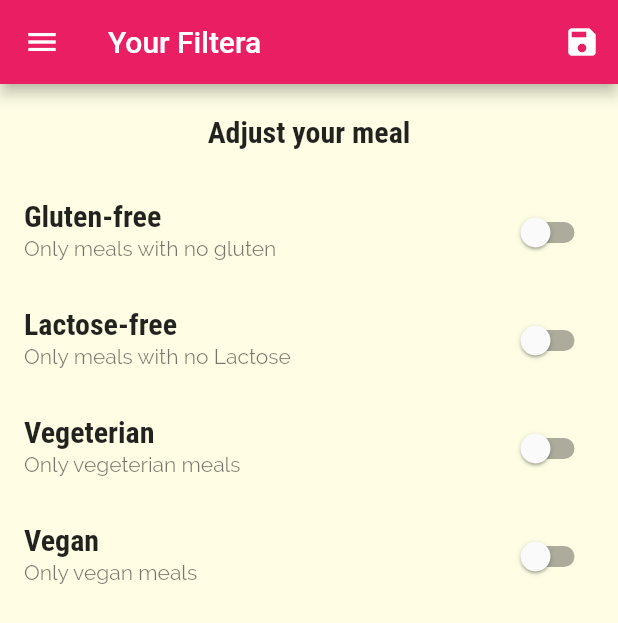
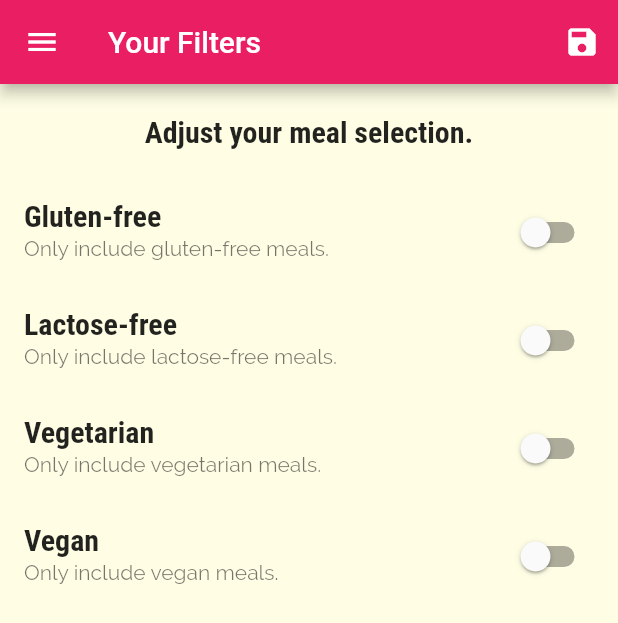
Before and after one commit to shima93/Flutter0.2, a Flutter app: the FiltersScreen screen opened by its route, in the side drawer, after a tap on the "save" icon, on a phone screen of 412 x 824 dp. Shown: the top 623 px of the screen. Run offline on Flutter 3.47's test engine with Material 2 defaults, Android fonts, the phone set to English and light mode, and no system bars.

Commit message:
fixing the bug

```diff
--- a/lib/main.dart
+++ b/lib/main.dart
@@ -1,10 +1,10 @@
 import 'package:flutter/material.dart';
-import 'package:flutter_complete_guide/dummy_data.dart';
 
+import './dummy_data.dart';
+import './screens/tabs_screen.dart';
+import './screens/meal_detail_screen.dart';
+import './screens/category_meals_screen.dart';
 import './screens/filters_screen.dart';
-import './screens/tabs_screen.dart';
-import 'screens/meal_detail_screen.dart';
-import './screens/category_meals_screen.dart';
 import './screens/categories_screen.dart';
 import './models/meal.dart';
 
@@ -12,7 +12,7 @@ void main() => runApp(MyApp());
 
 class MyApp extends StatefulWidget {
   @override
-  State<MyApp> createState() => _MyAppState();
+  _MyAppState createState() => _MyAppState();
 }
 
 class _MyAppState extends State<MyApp> {
@@ -20,13 +20,15 @@ class _MyAppState extends State<MyApp> {
     'gluten': false,
     'lactose': false,
     'vegan': false,
-    'vegeterian': false
+    'vegetarian': false,
   };
   List<Meal> _availableMeals = DUMMY_MEALS;
   List<Meal> _favoriteMeals = [];
+
   void _setFilters(Map<String, bool> filterData) {
     setState(() {
       _filters = filterData;
+
       _availableMeals = DUMMY_MEALS.where((meal) {
         if (_filters['gluten'] && !meal.isGlutenFree) {
           return false;
@@ -54,8 +56,9 @@ class _MyAppState extends State<MyApp> {
       });
     } else {
       setState(() {
-        _availableMeals
-            .add(DUMMY_MEALS.firstWhere((meal) => meal.id == mealId));
+        _favoriteMeals.add(
+          DUMMY_MEALS.firstWhere((meal) => meal.id == mealId),
+        );
       });
     }
   }
@@ -94,15 +97,21 @@ class _MyAppState extends State<MyApp> {
             CategoryMealsScreen(_availableMeals),
         MealDetailScreen.routeName: (ctx) =>
             MealDetailScreen(_toggleFavorite, _isMealFavorite),
-        FiltersScreen.routeName: (ctx) => FiltersScreen(_setFilters),
+        FiltersScreen.routeName: (ctx) => FiltersScreen(_filters, _setFilters),
       },
-      // onGenerateRoute: (settings){
-      //   print(settings.arguments);
-      //   return MaterialPageRoute(builder: (ctx)=> CategoryMealsScreen())
-      // }
+      onGenerateRoute: (settings) {
+        print(settings.arguments);
+        // if (settings.name == '/meal-detail') {
+        //   return ...;
+        // } else if (settings.name == '/something-else') {
+        //   return ...;
+        // }
+        // return MaterialPageRoute(builder: (ctx) => CategoriesScreen(),);
+      },
       onUnknownRoute: (settings) {
         return MaterialPageRoute(
-            builder: (ctx) => CategoryMealsScreen(_availableMeals));
+          builder: (ctx) => CategoriesScreen(),
+        );
       },
     );
   }
--- a/lib/models/meal.dart
+++ b/lib/models/meal.dart
@@ -1,7 +1,16 @@
 import 'package:flutter/foundation.dart';
 
-enum Complexity { Simple, Challenging, Hard }
-enum Affordability { Affordable, Pricey, Luxurious }
+enum Complexity {
+  Simple,
+  Challenging,
+  Hard,
+}
+
+enum Affordability {
+  Affordable,
+  Pricey,
+  Luxurious,
+}
 
 class Meal {
   final String id;
@@ -18,18 +27,19 @@ class Meal {
   final bool isVegan;
   final bool isVegetarian;
 
-  const Meal(
-      {@required this.id,
+  const Meal({
+    @required this.id,
+    @required this.categories,
     @required this.title,
-      @required this.affordability,
-      @required this.categories,
-      @required this.complexity,
-      @required this.duration,
     @required this.imageUrl,
     @required this.ingredients,
+    @required this.steps,
+    @required this.duration,
+    @required this.complexity,
+    @required this.affordability,
     @required this.isGlutenFree,
     @required this.isLactoseFree,
+    @required this.isVegan,
     @required this.isVegetarian,
-      @required this.isVegan,
-      @required this.steps});
+  });
 }
--- a/lib/screens/filters_screen.dart
+++ b/lib/screens/filters_screen.dart
@@ -6,25 +6,41 @@ class FiltersScreen extends StatefulWidget {
   static const routeName = '/filters';
 
   final Function saveFilters;
+  final Map<String, bool> currentFilters;
 
-  FiltersScreen(this.saveFilters);
+  FiltersScreen(this.currentFilters, this.saveFilters);
 
   @override
-  State<FiltersScreen> createState() => _FiltersScreenState();
+  _FiltersScreenState createState() => _FiltersScreenState();
 }
 
 class _FiltersScreenState extends State<FiltersScreen> {
-  var _glutenFree = false;
-  var _vegeterian = false;
-  var _vegan = false;
-  var _lactoseFree = false;
+  bool _glutenFree = false;
+  bool _vegetarian = false;
+  bool _vegan = false;
+  bool _lactoseFree = false;
 
-  Widget _buildSwitchListTile(String title, String description,
-      bool currentValue, Function updateValue) {
+  @override
+  initState() {
+    _glutenFree = widget.currentFilters['gluten'];
+    _lactoseFree = widget.currentFilters['lactose'];
+    _vegetarian = widget.currentFilters['vegetarian'];
+    _vegan = widget.currentFilters['vegan'];
+    super.initState();
+  }
+
+  Widget _buildSwitchListTile(
+    String title,
+    String description,
+    bool currentValue,
+    Function updateValue,
+  ) {
     return SwitchListTile(
       title: Text(title),
       value: currentValue,
-      subtitle: Text(description),
+      subtitle: Text(
+        description,
+      ),
       onChanged: updateValue,
     );
   }
@@ -33,19 +49,20 @@ class _FiltersScreenState extends State<FiltersScreen> {
   Widget build(BuildContext context) {
     return Scaffold(
       appBar: AppBar(
-          title: Text('Your Filtera'),
+        title: Text('Your Filters'),
         actions: <Widget>[
           IconButton(
+            icon: Icon(Icons.save),
             onPressed: () {
               final selectedFilters = {
                 'gluten': _glutenFree,
                 'lactose': _lactoseFree,
                 'vegan': _vegan,
-                    'vegeterian': _vegeterian
+                'vegetarian': _vegetarian,
               };
               widget.saveFilters(selectedFilters);
             },
-                icon: Icon(Icons.save))
+          )
         ],
       ),
       drawer: MainDrawer(),
@@ -54,7 +71,7 @@ class _FiltersScreenState extends State<FiltersScreen> {
           Container(
             padding: EdgeInsets.all(20),
             child: Text(
-                'Adjust your meal',
+              'Adjust your meal selection.',
               style: Theme.of(context).textTheme.titleMedium,
             ),
           ),
@@ -62,35 +79,58 @@ class _FiltersScreenState extends State<FiltersScreen> {
             child: ListView(
               children: <Widget>[
                 _buildSwitchListTile(
-                    'Gluten-free', 'Only meals with no gluten', _glutenFree,
+                  'Gluten-free',
+                  'Only include gluten-free meals.',
+                  _glutenFree,
                   (newValue) {
-                  setState(() {
+                    setState(
+                      () {
                         _glutenFree = newValue;
-                  });
-                }),
+                      },
+                    );
+                  },
+                ),
                 _buildSwitchListTile(
-                    'Lactose-free', 'Only meals with no Lactose', _lactoseFree,
+                  'Lactose-free',
+                  'Only include lactose-free meals.',
+                  _lactoseFree,
                   (newValue) {
-                  setState(() {
+                    setState(
+                      () {
                         _lactoseFree = newValue;
-                  });
-                }),
+                      },
+                    );
+                  },
+                ),
                 _buildSwitchListTile(
-                    'Vegeterian', 'Only vegeterian meals', _vegeterian,
+                  'Vegetarian',
+                  'Only include vegetarian meals.',
+                  _vegetarian,
                   (newValue) {
-                  setState(() {
-                    _vegeterian = newValue;
-                  });
-                }),
-                _buildSwitchListTile('Vegan', 'Only vegan meals', _vegan,
+                    setState(
+                      () {
+                        _vegetarian = newValue;
+                      },
+                    );
+                  },
+                ),
+                _buildSwitchListTile(
+                  'Vegan',
+                  'Only include vegan meals.',
+                  _vegan,
                   (newValue) {
-                  setState(() {
+                    setState(
+                      () {
                         _vegan = newValue;
-                  });
-                }),
+                      },
+                    );
+                  },
+                )
               ],
-            ))
+            ),
+          ),
         ],
-        ));
+      ),
+    );
   }
 }
--- a/lib/widgets/main_drawer.dart
+++ b/lib/widgets/main_drawer.dart
@@ -12,9 +12,10 @@ class MainDrawer extends StatelessWidget {
       title: Text(
         title,
         style: TextStyle(
-            fontFamily: 'RobotoCondensed',
-            fontSize: 23,
-            fontWeight: FontWeight.bold),
+          fontFamily: 'RobotoCondensed',
+          fontSize: 24,
+          fontWeight: FontWeight.bold,
+        ),
       ),
       onTap: tapHandler,
     );
@@ -30,21 +31,24 @@ class MainDrawer extends StatelessWidget {
             width: double.infinity,
             padding: EdgeInsets.all(20),
             alignment: Alignment.centerLeft,
-            color: Theme.of(context).canvasColor,
+            color: Theme.of(context).accentColor,
             child: Text(
               'Cooking Up!',
-              style: TextStyle(fontWeight: FontWeight.w900),
+              style: TextStyle(
+                  fontWeight: FontWeight.w900,
+                  fontSize: 30,
+                  color: Theme.of(context).primaryColor),
             ),
           ),
           SizedBox(
             height: 20,
           ),
-          buildListTile('Meals', Icons.restaurant_outlined, () {
+          buildListTile('Meals', Icons.restaurant, () {
             Navigator.of(context).pushReplacementNamed('/');
           }),
-          buildListTile('Settings', Icons.settings, () {
+          buildListTile('Filters', Icons.settings, () {
             Navigator.of(context).pushReplacementNamed(FiltersScreen.routeName);
-          })
+          }),
         ],
       ),
     );
```
Also changed, not shown: lib/screens/categories_screen.dart (+4 -4 lines), lib/screens/category_meals_screen.dart (+19 -15 lines), lib/screens/favorites_screen.dart (renamed from lib/screens/favorite_screen.dart, +8 -7 lines), lib/screens/meal_detail_screen.dart (+37 -18 lines), lib/screens/tabs_screen.dart (+27 -18 lines), lib/widgets/meal_item.dart (+47 -30 lines), 1 other file. Lines whose indentation alone changed are shown as unchanged.
